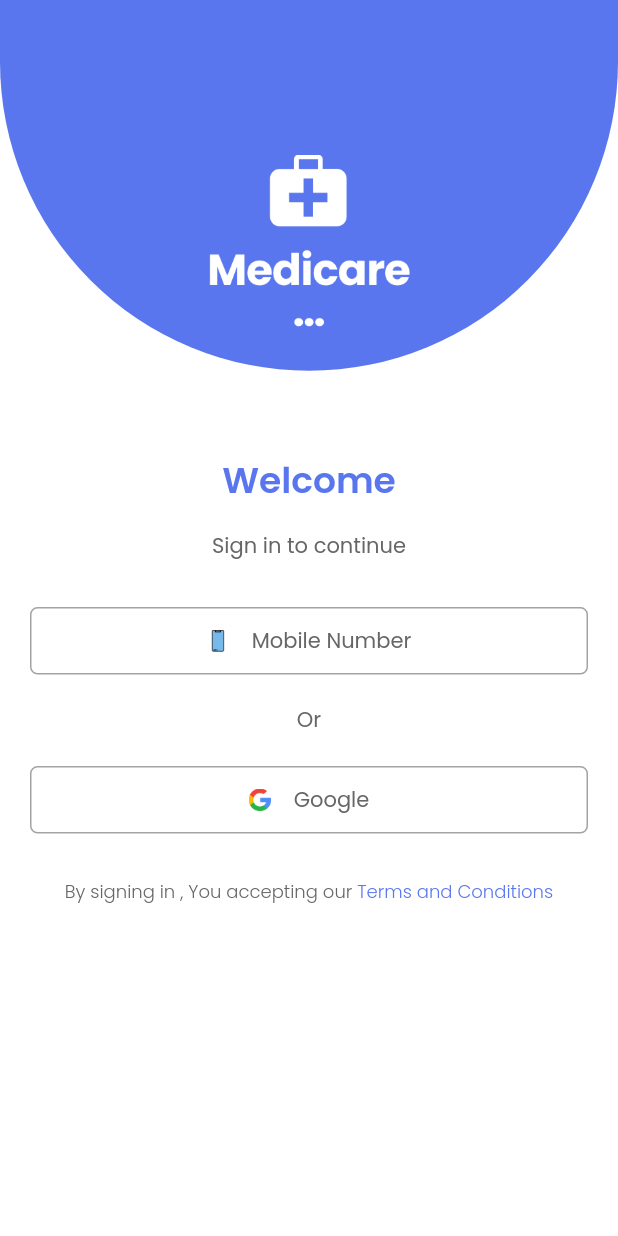
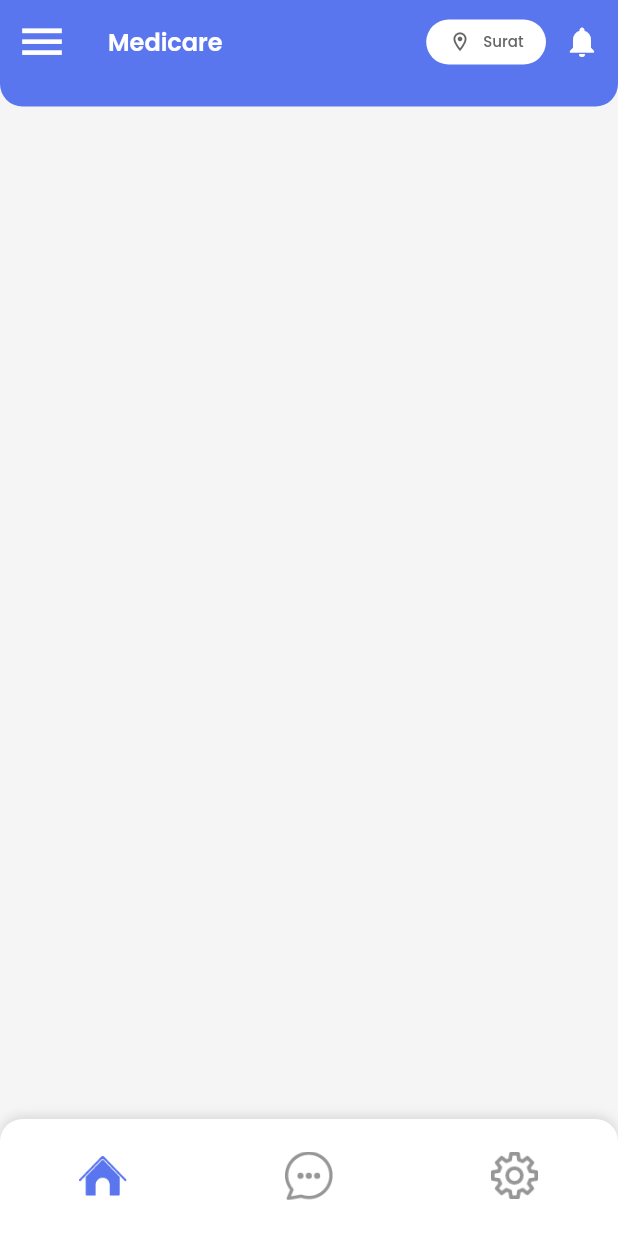
Before and after one commit to codeforany/medicare_app_flutter, a Flutter app: the LoginScreen screen opened directly, after a tap on "Google", on a phone screen of 412 x 824 dp. Run offline on Flutter 3.47's test engine with Material 3 defaults, Android fonts, the light colour scheme and no system bars; our stand-ins replace flutter_otp_text_field; missing offline and left inert: fl_country_code_picker.

Commit message:
added main tab screen with bottom tab view

```diff
--- /dev/null
+++ b/lib/screen/home/main_tab_screen.dart
@@ -0,0 +1,162 @@
+import 'package:flutter/material.dart';
+import 'package:medicare/common/color_extension.dart';
+
+class MainTabScreen extends StatefulWidget {
+  const MainTabScreen({super.key});
+
+  @override
+  State<MainTabScreen> createState() => _MainTabScreenState();
+}
+
+class _MainTabScreenState extends State<MainTabScreen>
+    with SingleTickerProviderStateMixin {
+  late TabController controller;
+  int selectTab = 0;
+
+  @override
+  void initState() {
+    // TODO: implement initState
+    super.initState();
+    controller = TabController(length: 3, vsync: this);
+    controller.addListener(() {
+      setState(() {
+        selectTab = controller.index;
+      });
+    });
+  }
+
+  @override
+  void dispose() {
+    // TODO: implement dispose
+    super.dispose();
+
+    controller.dispose();
+  }
+
+  @override
+  Widget build(BuildContext context) {
+    return Scaffold(
+      appBar: AppBar(
+        centerTitle: false,
+        leading: IconButton(
+          onPressed: () {},
+          icon: const Icon(
+            Icons.menu,
+            size: 35,
+            color: Colors.white,
+          ),
+        ),
+        title: const Text(
+          "Medicare",
+          style: TextStyle(
+            color: Colors.white,
+            fontSize: 16,
+            fontWeight: FontWeight.w600,
+          ),
+        ),
+        actions: [
+          Container(
+            alignment: Alignment.center,
+            child: InkWell(
+              onTap: () {},
+              child: Container(
+                height: 30,
+                padding: const EdgeInsets.symmetric(horizontal: 15),
+                decoration: BoxDecoration(
+                    color: Colors.white,
+                    borderRadius: BorderRadius.circular(15)),
+                child: Row(
+                  mainAxisSize: MainAxisSize.min,
+                  children: [
+                    Icon(
+                      Icons.location_on_outlined,
+                      color: TColor.primaryText,
+                      size: 15,
+                    ),
+                    const SizedBox(
+                      width: 8,
+                    ),
+                    Text(
+                      "Surat",
+                      style: TextStyle(
+                        color: TColor.primaryText,
+                        fontSize: 10,
+                        fontWeight: FontWeight.w500
+                      ),
+                    ),
+                  ],
+                ),
+              ),
+            ),
+          ),
+          IconButton(
+            onPressed: () {},
+            icon: const Icon(
+              Icons.notifications,
+              color: Colors.white,
+            ),
+          )
+        ],
+      ),
+      body: Column(
+        children: [
+          Container(
+            width: double.maxFinite,
+            height: 15,
+            decoration: BoxDecoration(
+                color: TColor.primary,
+                borderRadius: const BorderRadius.only(
+                    bottomLeft: Radius.circular(15),
+                    bottomRight: Radius.circular(15))),
+          ),
+          Expanded(
+            child: TabBarView(controller: controller, children: [
+              Container(),
+              Container(),
+              Container(),
+            ]),
+          ),
+        ],
+      ),
+      bottomNavigationBar: Container(
+        padding: const EdgeInsets.symmetric(vertical: 15),
+        decoration: const BoxDecoration(
+            color: Colors.white,
+            borderRadius: BorderRadius.only(
+              topLeft: Radius.circular(15),
+              topRight: Radius.circular(15),
+            ),
+            boxShadow: [
+              BoxShadow(
+                  color: Colors.black12, blurRadius: 5, offset: Offset(0, -2))
+            ]),
+        child: TabBar(
+            controller: controller,
+            indicatorColor: Colors.transparent,
+            tabs: [
+              Tab(
+                icon: Image.asset(
+                  "assets/img/home_tab_ic.png",
+                  width: 32,
+                  color: selectTab == 0 ? TColor.primary : TColor.unselect,
+                ),
+              ),
+              Tab(
+                icon: Image.asset(
+                  "assets/img/chat_tab_ic.png",
+                  width: 32,
+                  color: selectTab == 1 ? TColor.primary : TColor.unselect,
+                ),
+              ),
+              Tab(
+                icon: Image.asset(
+                  "assets/img/setting_tab_ic.png",
+                  width: 32,
+                  color: selectTab == 2 ? TColor.primary : TColor.unselect,
+                ),
+              )
+            ]),
+      ),
+    );
+  }
+}
--- a/lib/screen/login/login_screen.dart
+++ b/lib/screen/login/login_screen.dart
@@ -1,5 +1,6 @@
 import 'package:flutter/material.dart';
 import 'package:medicare/common/color_extension.dart';
+import 'package:medicare/screen/home/main_tab_screen.dart';
 import 'package:medicare/screen/login/mobile_screen.dart';
 
 class LoginScreen extends StatefulWidget {
@@ -110,7 +111,9 @@ class _LoginScreenState extends State<LoginScreen> {
           Padding(
             padding: const EdgeInsets.symmetric(horizontal: 20),
             child: InkWell(
-              onTap: () {},
+              onTap: () {
+                context.push( const MainTabScreen() );
+              },
               child: Container(
                 width: double.maxFinite,
                 height: 45,
```
Also changed, not shown: assets/img/ad_1.png (added), assets/img/ad_2.png (added), assets/img/cancer.png (added), assets/img/chat_tab_ic.png (added), assets/img/heart.png (added), assets/img/home_tab_ic.png (added), assets/img/lung.png (added), assets/img/setting_tab_ic.png (added), assets/img/sugar.png (added).
